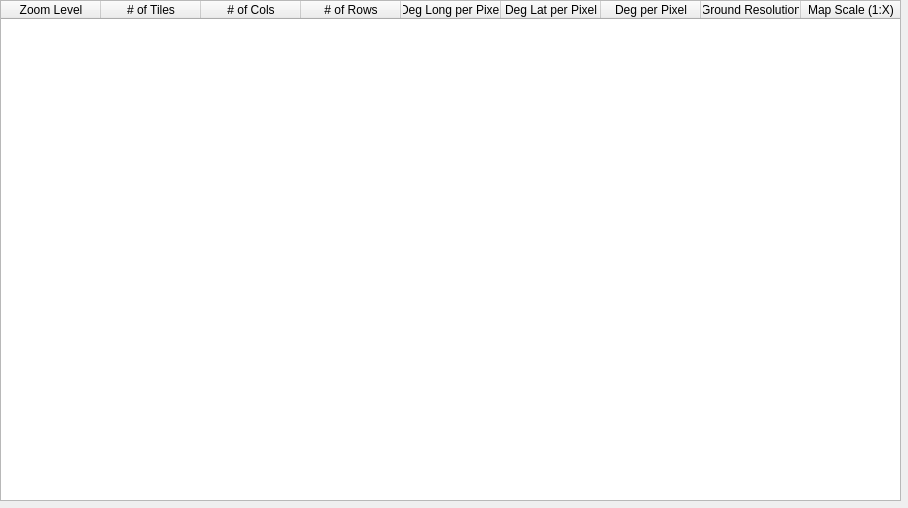
Before: the Qt Designer form resultform.ui in bpass/TileCache, drawn with Qt 5.
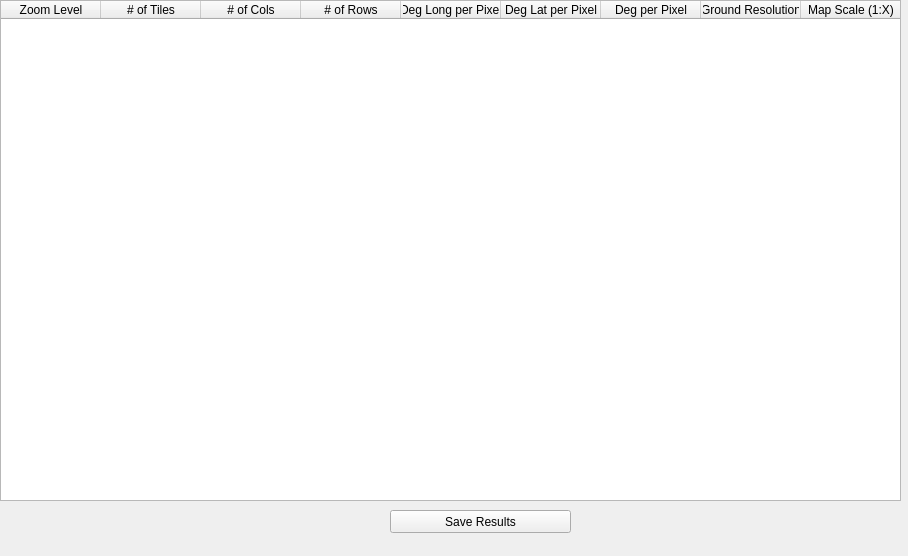
After: the same form once the commit is applied. Icons and pictures are not drawn.

```diff
--- a/resultform.ui
+++ b/resultform.ui
@@ -7,7 +7,7 @@
     <x>0</x>
     <y>0</y>
     <width>908</width>
-    <height>508</height>
+    <height>556</height>
    </rect>
   </property>
   <property name="windowTitle">
@@ -111,6 +111,19 @@
     </property>
    </column>
   </widget>
+  <widget class="QPushButton" name="saveButton">
+   <property name="geometry">
+    <rect>
+     <x>390</x>
+     <y>510</y>
+     <width>181</width>
+     <height>23</height>
+    </rect>
+   </property>
+   <property name="text">
+    <string>Save Results</string>
+   </property>
+  </widget>
  </widget>
  <resources/>
  <connections/>
```
